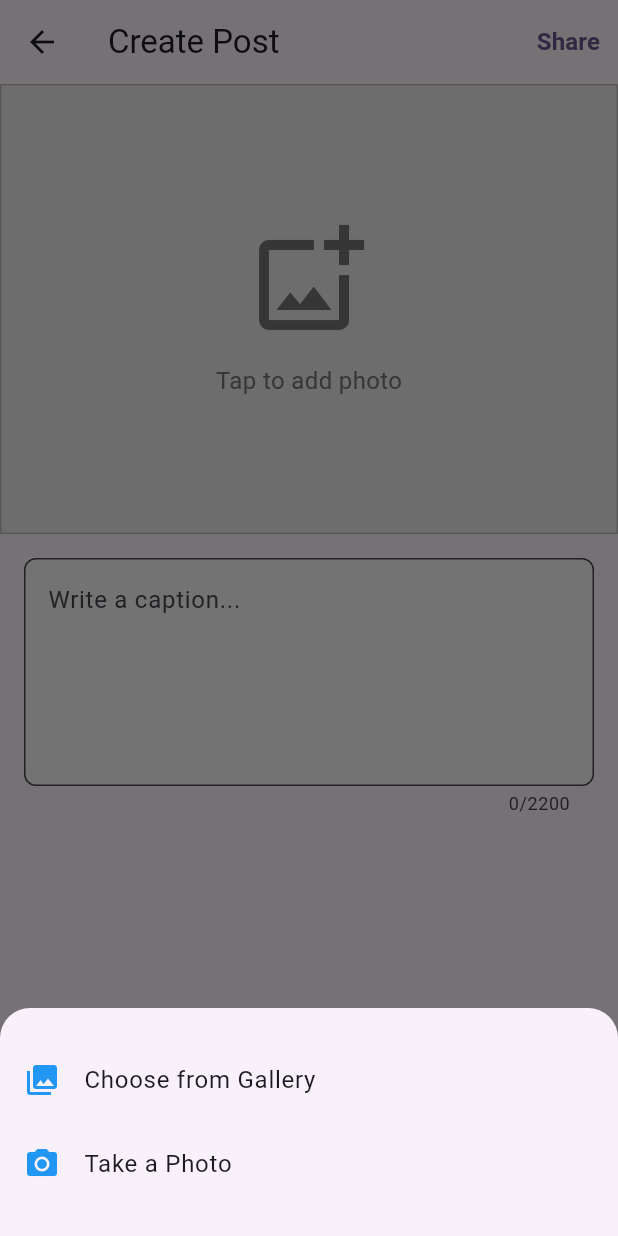
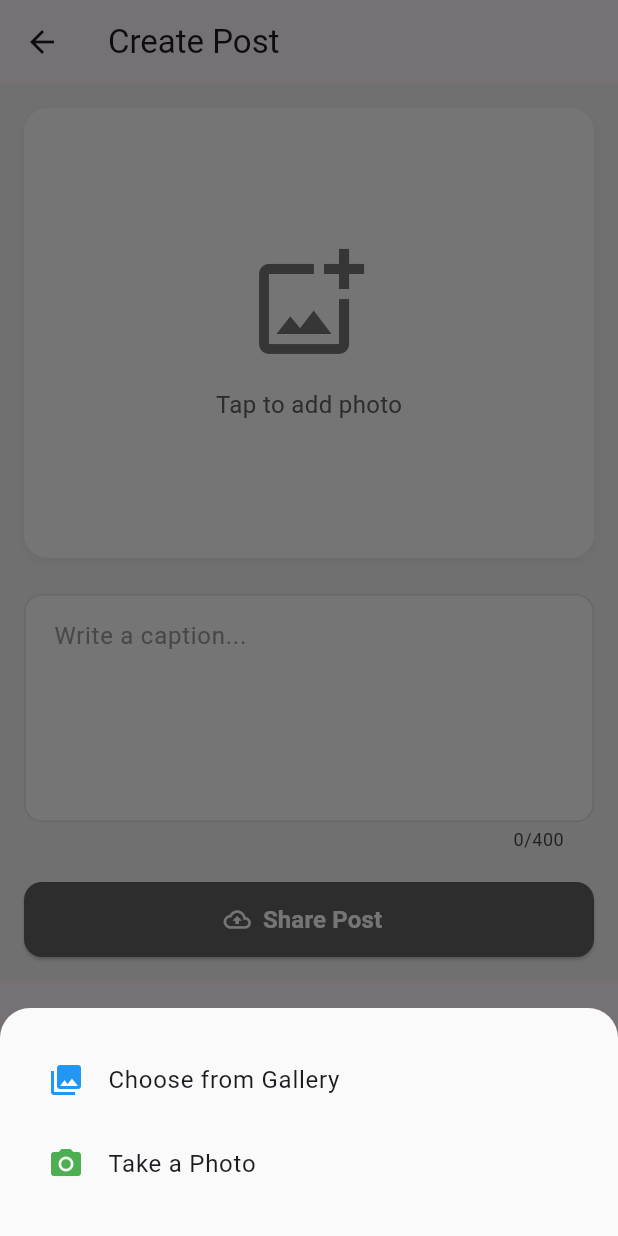
Before and after one commit to maissen/social_media_flutter, a Flutter app: the CreatePostScreen screen opened directly, after a tap on "Tap to add photo", on a phone screen of 412 x 824 dp. Run offline on Flutter 3.47's test engine with Material 3 defaults, Android fonts, the phone set to English and light mode, and no system bars; our stand-ins replace image_picker, shared_preferences, timeago; accounts and stored records are empty.

Commit message:
Update create post screen design

```diff
--- a/lib/features/posts/screens/create_post_screen.dart
+++ b/lib/features/posts/screens/create_post_screen.dart
@@ -27,10 +27,10 @@ class _CreatePostScreenState extends State<CreatePostScreen> {
     super.dispose();
   }
 
-  Future<void> _pickImageFromGallery() async {
+  Future<void> _pickImage(ImageSource source) async {
     try {
       final XFile? image = await _picker.pickImage(
-        source: ImageSource.gallery,
+        source: source,
         maxWidth: 1080,
         maxHeight: 1080,
         imageQuality: 85,
@@ -41,46 +41,32 @@ class _CreatePostScreenState extends State<CreatePostScreen> {
     }
   }
 
-  Future<void> _pickImageFromCamera() async {
-    try {
-      final XFile? image = await _picker.pickImage(
-        source: ImageSource.camera,
-        maxWidth: 1080,
-        maxHeight: 1080,
-        imageQuality: 85,
-      );
-      if (image != null) setState(() => _selectedImage = image);
-    } catch (e) {
-      _showErrorSnackBar('Failed to take photo: $e');
-    }
-  }
-
   void _showImageSourceDialog() {
     showModalBottomSheet(
       context: context,
+      backgroundColor: Colors.grey[50],
       shape: const RoundedRectangleBorder(
         borderRadius: BorderRadius.vertical(top: Radius.circular(20)),
       ),
       builder: (context) => SafeArea(
         child: Padding(
-          padding: const EdgeInsets.symmetric(vertical: 20),
-          child: Column(
-            mainAxisSize: MainAxisSize.min,
+          padding: const EdgeInsets.symmetric(vertical: 20, horizontal: 16),
+          child: Wrap(
             children: [
               ListTile(
                 leading: const Icon(Icons.photo_library, color: Colors.blue),
                 title: const Text('Choose from Gallery'),
                 onTap: () {
                   Navigator.pop(context);
-                  _pickImageFromGallery();
+                  _pickImage(ImageSource.gallery);
                 },
               ),
               ListTile(
-                leading: const Icon(Icons.camera_alt, color: Colors.blue),
+                leading: const Icon(Icons.camera_alt, color: Colors.green),
                 title: const Text('Take a Photo'),
                 onTap: () {
                   Navigator.pop(context);
-                  _pickImageFromCamera();
+                  _pickImage(ImageSource.camera);
                 },
               ),
               if (_selectedImage != null)
@@ -181,40 +167,37 @@ class _CreatePostScreenState extends State<CreatePostScreen> {
   @override
   Widget build(BuildContext context) {
     return Scaffold(
-      appBar: AppBar(
-        title: const Text('Create Post'),
-        actions: [
-          if (_isLoading)
-            const Padding(
-              padding: EdgeInsets.all(16.0),
-              child: SizedBox(
-                width: 20,
-                height: 20,
-                child: CircularProgressIndicator(strokeWidth: 2),
-              ),
-            )
-          else
-            TextButton(
-              onPressed: _handleCreatePost,
-              child: const Text(
-                'Share',
-                style: TextStyle(fontSize: 16, fontWeight: FontWeight.bold),
-              ),
+      // ✅ Original top bar restored
+      appBar: AppBar(title: const Text('Create Post')),
+
+      // ✅ Enhanced modern body
+      body: Container(
+        color: Colors.grey[100],
+        child: SingleChildScrollView(
+          padding: const EdgeInsets.all(16),
+          child: Column(
+            children: [
+              // Image card
+              GestureDetector(
+                onTap: _showImageSourceDialog,
+                child: AnimatedContainer(
+                  duration: const Duration(milliseconds: 200),
+                  curve: Curves.easeInOut,
+                  width: double.infinity,
+                  height: 300,
+                  decoration: BoxDecoration(
+                    color: Colors.white,
+                    borderRadius: BorderRadius.circular(16),
+                    boxShadow: [
+                      BoxShadow(
+                        color: Colors.black.withOpacity(0.05),
+                        blurRadius: 6,
+                        offset: const Offset(0, 3),
                       ),
                     ],
                   ),
-      body: SingleChildScrollView(
-        child: Column(
-          children: [
-            GestureDetector(
-              onTap: _showImageSourceDialog,
-              child: Container(
-                width: double.infinity,
-                height: 300,
-                decoration: BoxDecoration(
-                  color: Colors.grey[200],
-                  border: Border.all(color: Colors.grey[400]!),
-                ),
+                  child: ClipRRect(
+                    borderRadius: BorderRadius.circular(16),
                     child: _selectedImage != null
                         ? (kIsWeb
                               ? Image.network(
@@ -238,32 +221,89 @@ class _CreatePostScreenState extends State<CreatePostScreen> {
                                 'Tap to add photo',
                                 style: TextStyle(
                                   fontSize: 16,
-                              color: Colors.grey[600],
+                                  color: Colors.grey[700],
                                 ),
                               ),
                             ],
                           ),
                   ),
                 ),
-            Padding(
-              padding: const EdgeInsets.all(16.0),
-              child: TextField(
+              ),
+
+              const SizedBox(height: 24),
+
+              // Caption text field
+              TextField(
                 controller: _contentController,
                 maxLines: 5,
-                maxLength: 2200,
+                maxLength: 400,
                 decoration: InputDecoration(
                   hintText: 'Write a caption...',
+                  hintStyle: TextStyle(color: Colors.grey[500]),
+                  filled: true,
+                  fillColor: Colors.white,
+                  contentPadding: const EdgeInsets.all(16),
                   border: OutlineInputBorder(
-                    borderRadius: BorderRadius.circular(8),
+                    borderRadius: BorderRadius.circular(12),
+                    borderSide: BorderSide(color: Colors.grey[300]!),
                   ),
-                  filled: true,
-                  fillColor: Colors.grey[50],
+                  enabledBorder: OutlineInputBorder(
+                    borderRadius: BorderRadius.circular(12),
+                    borderSide: BorderSide(color: Colors.grey[300]!),
+                  ),
+                  focusedBorder: OutlineInputBorder(
+                    borderRadius: BorderRadius.circular(12),
+                    borderSide: const BorderSide(color: Colors.blue, width: 2),
+                  ),
+                ),
+              ),
+
+              const SizedBox(height: 20),
+
+              // Post button
+              SizedBox(
+                width: double.infinity,
+                height: 50,
+                child: ElevatedButton.icon(
+                  style: ElevatedButton.styleFrom(
+                    backgroundColor: const Color.fromARGB(
+                      255,
+                      99,
+                      99,
+                      99,
+                    ), // Dark grey
+                    shape: RoundedRectangleBorder(
+                      borderRadius: BorderRadius.circular(12),
+                    ),
+                  ),
+                  onPressed: _isLoading ? null : _handleCreatePost,
+                  icon: _isLoading
+                      ? const SizedBox(
+                          width: 20,
+                          height: 20,
+                          child: CircularProgressIndicator(
+                            color: Colors.white,
+                            strokeWidth: 2,
+                          ),
+                        )
+                      : const Icon(
+                          Icons.cloud_upload_outlined,
+                          color: Colors.white,
+                        ),
+                  label: Text(
+                    _isLoading ? 'Posting...' : 'Share Post',
+                    style: const TextStyle(
+                      fontSize: 16,
+                      color: Colors.white,
+                      fontWeight: FontWeight.w600,
+                    ),
                   ),
                 ),
               ),
             ],
           ),
         ),
+      ),
     );
   }
 }
```
Lines whose indentation alone changed are shown as unchanged.
